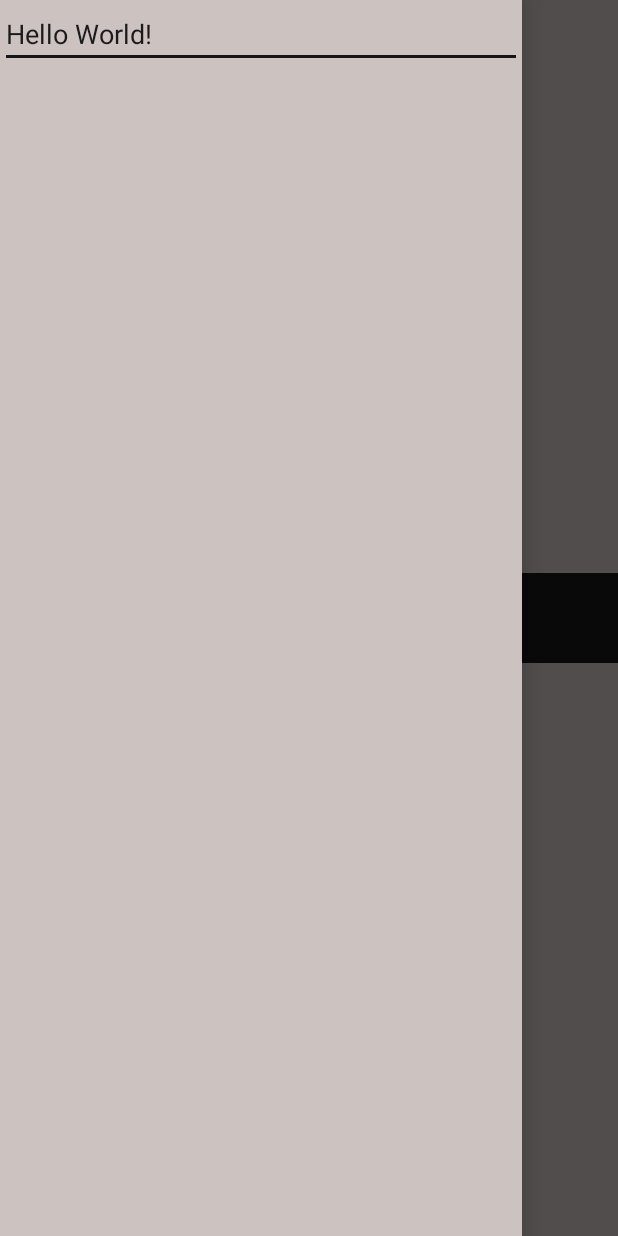
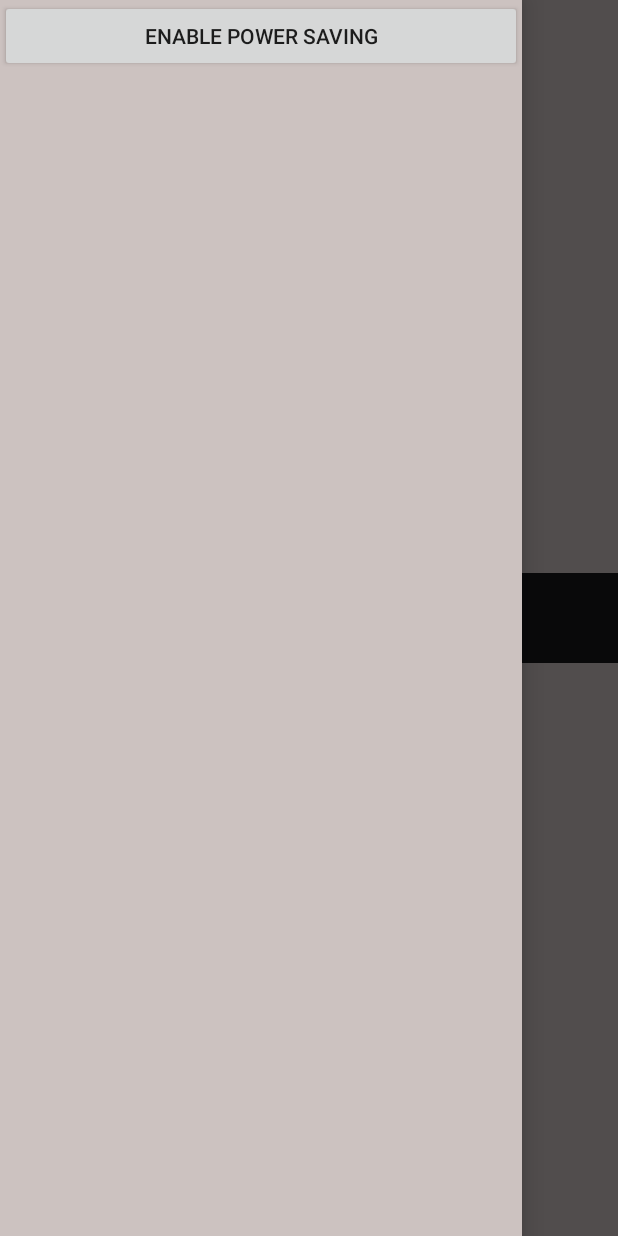
Before and after one commit to MarcelJurtz/LifeCounter, an Android app: the screen it shows after launch (GameActivity), with the side drawer open, on a phone screen of 412 x 824 dp. Run offline under Robolectric (Android 15) with nearby library versions, the light colour scheme and no system bars.

Commit message:
Add power save toggle functionality to nav drawer

```diff
--- a/app/src/main/java/com/marceljurtz/lifecounter/Game/IGamePresenter.java
+++ b/app/src/main/java/com/marceljurtz/lifecounter/Game/IGamePresenter.java
@@ -22,4 +22,6 @@ public interface IGamePresenter extends IPresenter {
 
     // Hit reset button
     void onResetButtonClick();
+
+    void onTogglePowerSaveClick();
 }
--- a/app/src/main/java/com/marceljurtz/lifecounter/Game/IGameView.java
+++ b/app/src/main/java/com/marceljurtz/lifecounter/Game/IGameView.java
@@ -33,4 +33,8 @@ public interface IGameView extends IView {
     void poisonButtonEnable();
     void disablePoisonControls();
     void poisonButtonDisable();
+
+
+    // Drawer Layout Interaction
+    void setDrawerTextPowerSaving(boolean shouldBeEnabled);
 }
--- a/app/src/main/res/layout/activity_main.xml
+++ b/app/src/main/res/layout/activity_main.xml
@@ -253,10 +253,11 @@
         android:layout_gravity="start"
         android:background="@color/toolbarBackground">
 
-        <EditText
+        <Button
             android:layout_width="match_parent"
             android:layout_height="wrap_content"
-            android:text="Hello World!"/>
+            android:id="@+id/cmdTogglePowerSave"
+            android:text="@string/cmdPowerSaveEnable"/>
 
     </RelativeLayout>
 </android.support.v4.widget.DrawerLayout>
--- a/app/src/main/res/values/strings.xml
+++ b/app/src/main/res/values/strings.xml
@@ -17,4 +17,7 @@
     <string name="settings_confirm_reset">Reset all settings?</string>
     <string name="settings_confirm_reset_true">Yes</string>
     <string name="settings_confirm_reset_false">No</string>
+
+    <string name="cmdPowerSaveEnable">Enable Power Saving</string>
+    <string name="cmdPowerSaveDisable">Disable Power Saving</string>
 </resources>
```
Also changed, not shown: app/src/main/java/com/marceljurtz/lifecounter/Game/GameActivity.java (+34 -0 lines), app/src/main/java/com/marceljurtz/lifecounter/Game/GamePresenter.java (+7 -0 lines), 1 other file.
